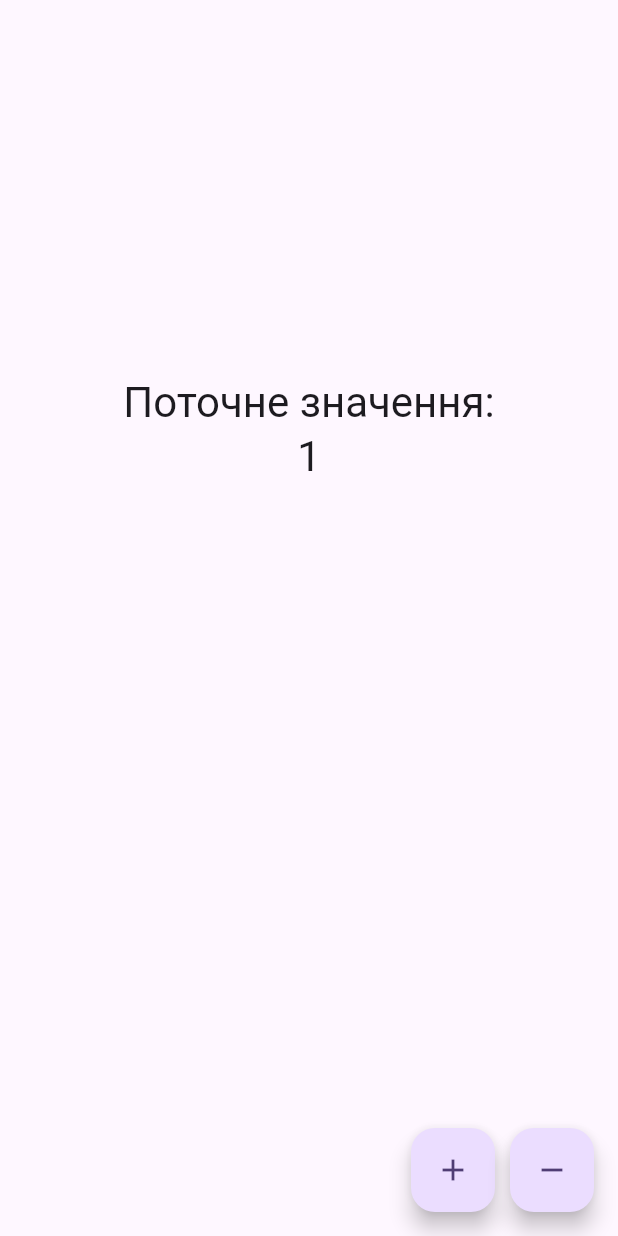
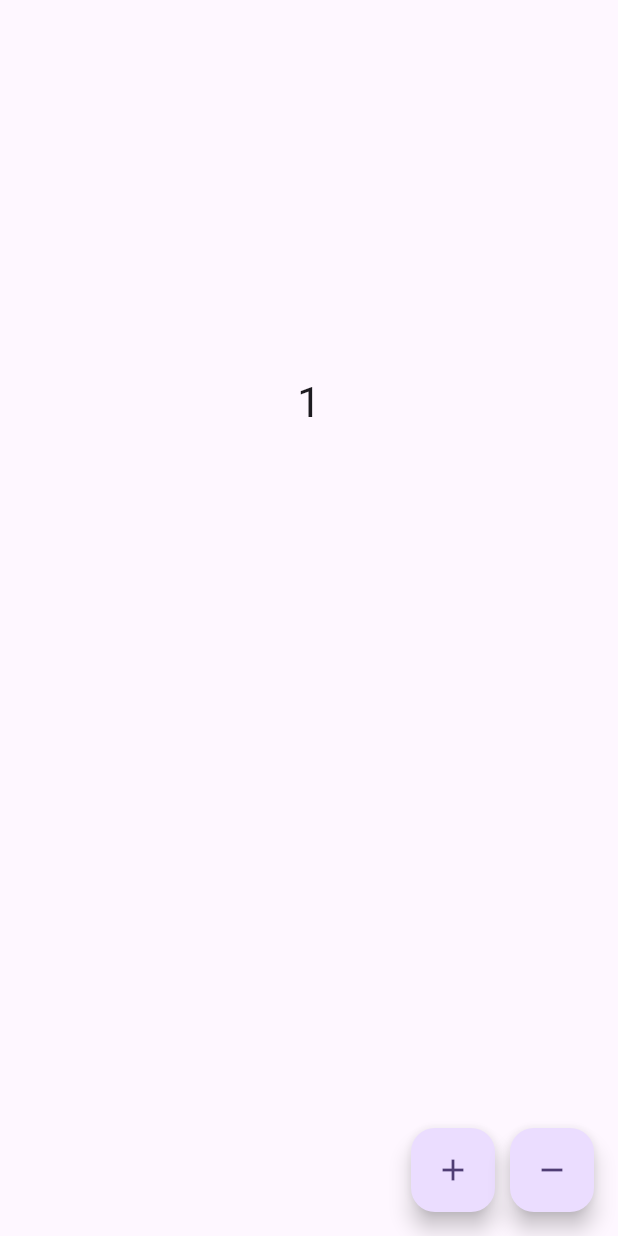
Before and after one commit to RamanGodun/BLoC-vs-CUBIT-playground-app-, a Flutter app: the screen it shows after launch, after a tap on the "add" icon, on a phone screen of 412 x 824 dp. Run offline on Flutter 3.47's test engine with Material 3 defaults, Android fonts, the phone set to English and light mode, and no system bars; our stand-ins replace bloc, equatable, flutter_bloc.

Commit message:
ref: refactor lib structure

```diff
--- /dev/null
+++ b/lib/features/counter/counter_on_bloc/bloc/counter_bloc.dart
@@ -0,0 +1,22 @@
+import 'package:bloc/bloc.dart';
+import 'package:equatable/equatable.dart';
+
+part 'counter_event.dart';
+part 'counter_state.dart';
+
+class CounterBloc extends Bloc<CounterEvent, CounterState> {
+  CounterBloc() : super(CounterState.initial()) {
+    on<IncrementCounterEvent>((event, emit) {
+      emit(state.copyWith(counter: state.counter + 1));
+    });
+
+    on<DecrementCounterEvent>(_decrementCounter);
+  }
+
+  void _decrementCounter(
+    DecrementCounterEvent event,
+    Emitter<CounterState> emit,
+  ) {
+    emit(state.copyWith(counter: state.counter - 1));
+  }
+}
--- /dev/null
+++ b/lib/features/counter/counter_on_bloc/bloc/counter_event.dart
@@ -0,0 +1,12 @@
+part of 'counter_bloc.dart';
+
+sealed class CounterEvent extends Equatable {
+  const CounterEvent();
+
+  @override
+  List<Object> get props => [];
+}
+
+final class IncrementCounterEvent extends CounterEvent {}
+
+final class DecrementCounterEvent extends CounterEvent {}
--- /dev/null
+++ b/lib/features/counter/counter_on_bloc/bloc/counter_state.dart
@@ -0,0 +1,26 @@
+part of 'counter_bloc.dart';
+
+final class CounterState extends Equatable {
+  final int counter;
+  const CounterState({
+    required this.counter,
+  });
+
+  factory CounterState.initial() {
+    return const CounterState(counter: 0);
+  }
+
+  @override
+  List<Object> get props => [counter];
+
+  @override
+  String toString() => 'CounterState(counter: $counter)';
+
+  CounterState copyWith({
+    int? counter,
+  }) {
+    return CounterState(
+      counter: counter ?? this.counter,
+    );
+  }
+}
--- /dev/null
+++ b/lib/features/counter/counter_on_bloc/home_page_4_bloc.dart
@@ -0,0 +1,58 @@
+import 'package:flutter/material.dart';
+import 'package:flutter_bloc/flutter_bloc.dart';
+
+import '../../../core/presentation/pages/other_page.dart';
+import '../../../core/presentation/widgets/text_widget.dart';
+import '../../../core/utils/helpers.dart';
+import '../../../core/utils/show_dialog.dart';
+import 'bloc/counter_bloc.dart';
+
+class MyHomePage4BLoC extends StatelessWidget {
+  const MyHomePage4BLoC({super.key});
+
+  @override
+  Widget build(BuildContext context) {
+    return Scaffold(
+      body: BlocListener<CounterBloc, CounterState>(
+        listener: (context, state) {
+          if (state.counter == 3) {
+            DialogService.showAlertDialog(
+                context, 'counter is ${state.counter}');
+          } else if (state.counter == -1) {
+            Helpers.pushTo(context, const OtherPage());
+          }
+        },
+        child: ListView(
+          children: [
+            const SizedBox(height: 250),
+            TextWidget(
+              '${context.watch<CounterBloc>().state.counter}',
+              TextType.headline,
+            ),
+          ],
+        ),
+      ),
+      floatingActionButton: Row(
+        mainAxisAlignment: MainAxisAlignment.end,
+        children: [
+          FloatingActionButton(
+            onPressed: () {
+              BlocProvider.of<CounterBloc>(context)
+                  .add(IncrementCounterEvent());
+            },
+            heroTag: 'increment',
+            child: const Icon(Icons.add),
+          ),
+          const SizedBox(width: 10.0),
+          FloatingActionButton(
+            onPressed: () {
+              context.read<CounterBloc>().add(DecrementCounterEvent());
+            },
+            heroTag: 'decrement',
+            child: const Icon(Icons.remove),
+          ),
+        ],
+      ),
+    );
+  }
+}
--- a/lib/features/counter_cubit/home_page.dart
+++ b/lib/features/counter/counter_on_cubit/home_page_4_cubit.dart
@@ -1,14 +1,14 @@
 import 'package:flutter/material.dart';
 import 'package:flutter_bloc/flutter_bloc.dart';
 
-import '../../core/presentation/widgets/text_widget.dart';
-import '../../core/utils/helpers.dart';
-import '../../core/utils/show_dialog.dart';
-import 'counter_cubit.dart';
-import '../../core/presentation/pages/other_page.dart';
+import '../../../core/presentation/widgets/text_widget.dart';
+import '../../../core/utils/helpers.dart';
+import '../../../core/utils/show_dialog.dart';
+import 'cubit/counter_cubit.dart';
+import '../../../core/presentation/pages/other_page.dart';
 
-class MyHomePage extends StatelessWidget {
-  const MyHomePage({super.key});
+class MyHomePage4Cubit extends StatelessWidget {
+  const MyHomePage4Cubit({super.key});
 
 /*
 ===========================================
--- a/lib/main.dart
+++ b/lib/main.dart
@@ -2,8 +2,10 @@ import 'package:flutter/material.dart';
 import 'package:flutter_bloc/flutter_bloc.dart';
 
 import 'core/presentation/constants.dart';
-import 'features/counter_cubit/counter_cubit.dart';
-import 'features/counter_cubit/home_page.dart';
+import 'features/counter/counter_on_bloc/bloc/counter_bloc.dart';
+import 'features/counter/counter_on_bloc/home_page_4_bloc.dart';
+// import 'features/counter_cubit/home_page_4_cubit.dart';
+// import 'features/counter_cubit/counter_cubit.dart';
 
 void main() {
   runApp(const MyApp());
@@ -14,14 +16,21 @@ class MyApp extends StatelessWidget {
 
   @override
   Widget build(BuildContext context) {
-    return BlocProvider<CounterCubit>(
+    return BlocProvider<CounterBloc>(
+      create: (context) => CounterBloc(),
+/*
+next for using counter_cubit feature
+BlocProvider<CounterCubit>(
       create: (context) => CounterCubit(),
+ */
+
       child: MaterialApp(
-        title: 'BLoC or Cubit',
-        debugShowCheckedModeBanner: false,
-        theme: UIConstants.appTheme,
-        home: const MyHomePage(),
-      ),
+          title: 'BLoC or Cubit',
+          debugShowCheckedModeBanner: false,
+          theme: UIConstants.appTheme,
+          home: const MyHomePage4BLoC()
+//  const MyHomePage4Cubit(),
+          ),
     );
   }
 }
```
Also changed, not shown: lib/features/counter/counter_on_cubit/cubit/counter_cubit.dart (renamed from lib/features/counter_cubit/counter_cubit.dart), lib/features/counter/counter_on_cubit/cubit/counter_state.dart (renamed from lib/features/counter_cubit/counter_state.dart).
